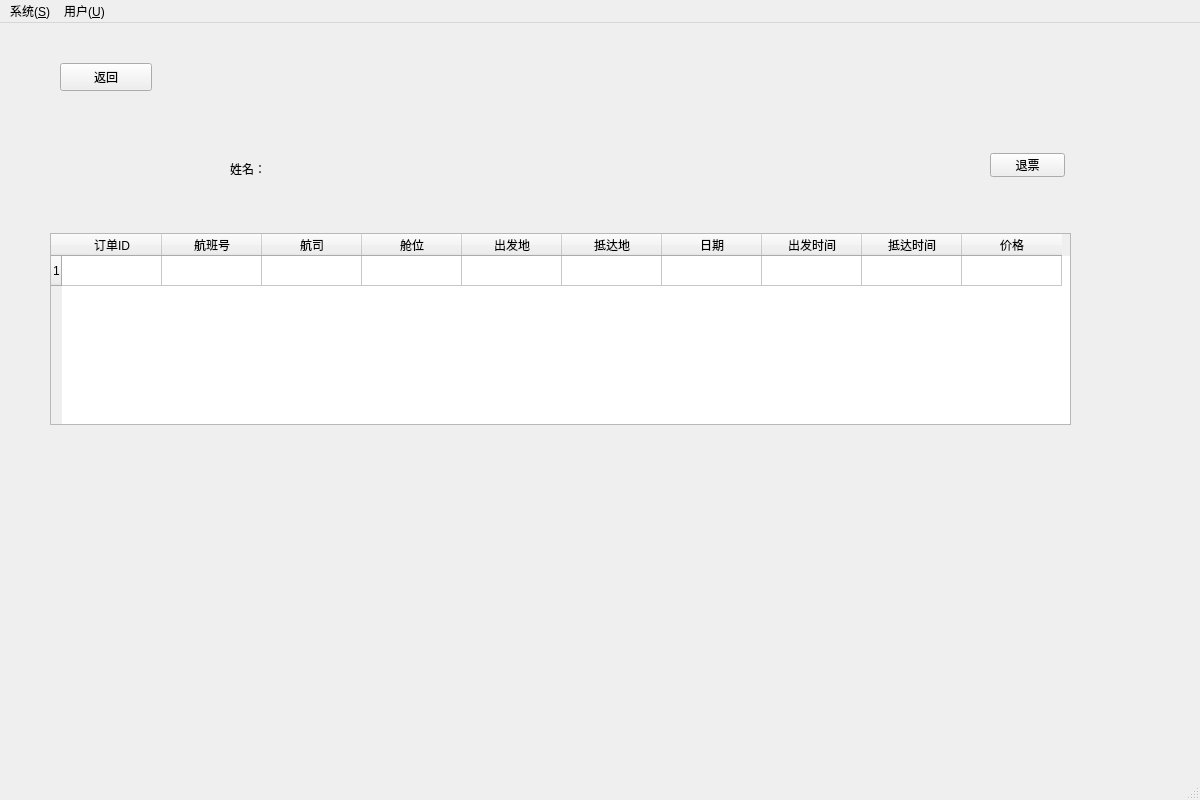
Before: the Qt Designer form frm_user.ui in zhongjf25/Airline-Reservation-System, drawn with Qt 5.
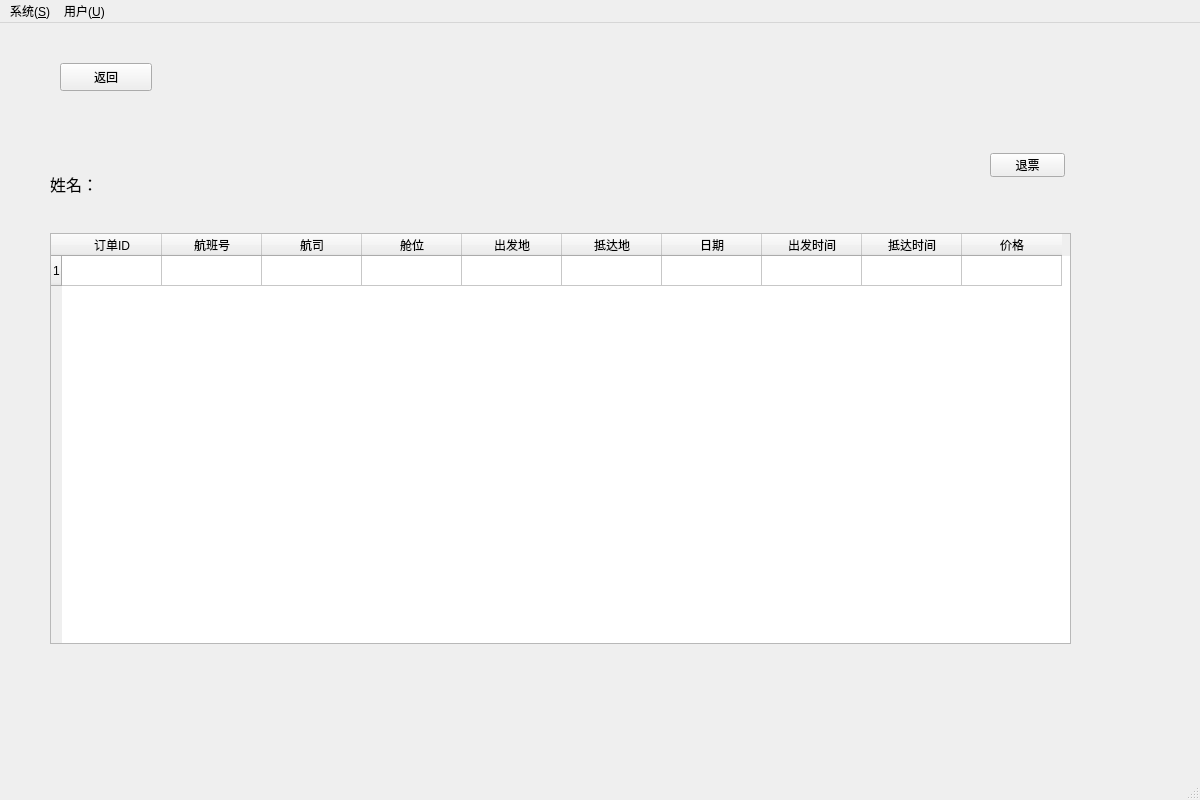
After: the same form once the commit is applied. Icons and pictures are not drawn.

Commit message: update login ui and user ui

```diff
--- a/frm_user.ui
+++ b/frm_user.ui
@@ -10,6 +10,18 @@
     <height>800</height>
    </rect>
   </property>
+  <property name="minimumSize">
+   <size>
+    <width>1200</width>
+    <height>800</height>
+   </size>
+  </property>
+  <property name="sizeIncrement">
+   <size>
+    <width>1200</width>
+    <height>800</height>
+   </size>
+  </property>
   <property name="windowTitle">
    <string>MainWindow</string>
   </property>
@@ -247,12 +259,17 @@
      <widget class="QLabel" name="username_label">
       <property name="geometry">
        <rect>
-        <x>220</x>
-        <y>120</y>
-        <width>40</width>
-        <height>12</height>
+        <x>40</x>
+        <y>110</y>
+        <width>51</width>
+        <height>61</height>
        </rect>
       </property>
+      <property name="font">
+       <font>
+        <pointsize>12</pointsize>
+       </font>
+      </property>
       <property name="text">
        <string>姓名：</string>
       </property>
@@ -263,7 +280,7 @@
         <x>40</x>
         <y>190</y>
         <width>1021</width>
-        <height>192</height>
+        <height>411</height>
        </rect>
       </property>
       <row/>
@@ -321,12 +338,17 @@
      <widget class="QLabel" name="username_txt">
       <property name="geometry">
        <rect>
-        <x>280</x>
-        <y>120</y>
-        <width>40</width>
-        <height>12</height>
+        <x>100</x>
+        <y>110</y>
+        <width>91</width>
+        <height>61</height>
        </rect>
       </property>
+      <property name="font">
+       <font>
+        <pointsize>12</pointsize>
+       </font>
+      </property>
       <property name="text">
        <string/>
       </property>
@@ -670,7 +692,7 @@
      <x>0</x>
      <y>0</y>
      <width>1200</width>
-     <height>22</height>
+     <height>24</height>
     </rect>
    </property>
    <widget class="QMenu" name="menu">
```
Left out of the diff: 2 changed lines with no effect on the pictures. The commit also changes 43 other files.
